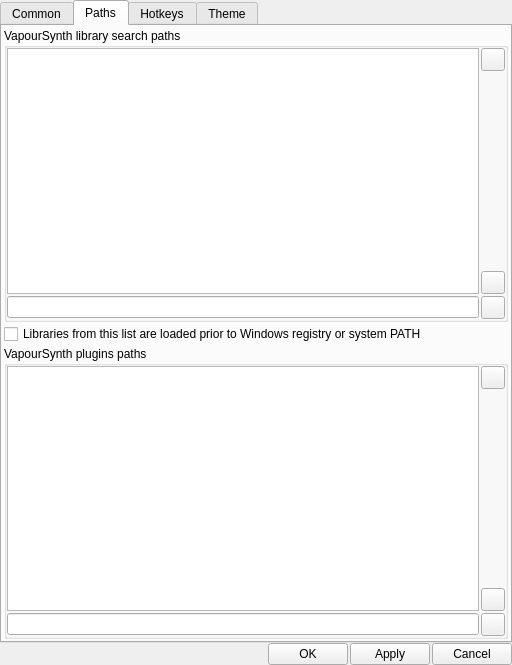
Before: the Qt Designer form vsedit/src/settings/settings_dialog.ui in YomikoR/VapourSynth-Editor, drawn with Qt 5.
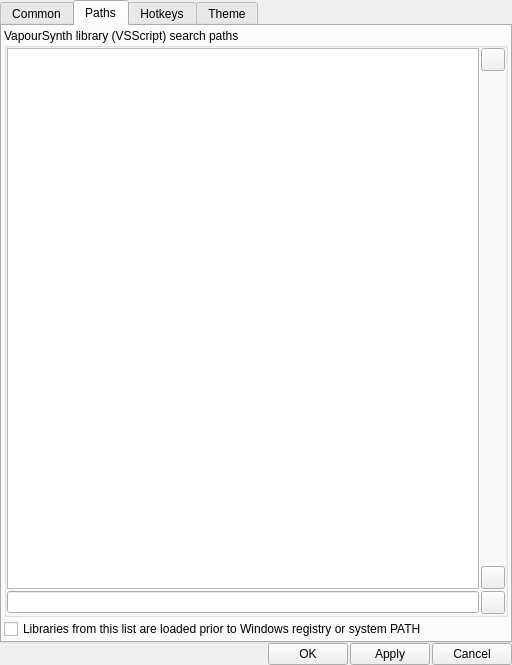
After: the same form once the commit is applied. The open tabs and pages were chosen to show the change.

Commit message: use vsscript library for plugin paths Loading a different vapoursynth library for plugin list before script evaluation causes script being evaluated with this vapoursynth library, which is never demanded

What changed in the file:
```diff
--- a/vsedit/src/settings/settings_dialog.ui
+++ b/vsedit/src/settings/settings_dialog.ui
@@ -367,7 +367,7 @@
        <item>
         <widget class="QGroupBox" name="vsLibraryPathsGroupBox">
          <property name="title">
-          <string>VapourSynth library search paths</string>
+          <string>VapourSynth library (VSScript) search paths</string>
          </property>
          <layout class="QGridLayout" name="gridLayout_2">
           <property name="leftMargin">
@@ -454,89 +454,6 @@
          </property>
         </widget>
        </item>
-       <item>
-        <widget class="QGroupBox" name="vsPluginsPathsGroupBox">
-         <property name="title">
-          <string>VapourSynth plugins paths</string>
-         </property>
-         <layout class="QGridLayout" name="gridLayout">
-          <property name="leftMargin">
-           <number>0</number>
-          </property>
-          <property name="topMargin">
-           <number>0</number>
-          </property>
-          <property name="rightMargin">
-           <number>0</number>
-          </property>
-          <property name="bottomMargin">
-           <number>0</number>
-          </property>
-          <property name="spacing">
-           <number>2</number>
-          </property>
-          <item row="0" column="0" rowspan="3">
-           <widget class="QListWidget" name="vsPluginsPathsListWidget">
-            <property name="horizontalScrollBarPolicy">
-             <enum>Qt::ScrollBarAlwaysOff</enum>
-            </property>
-            <property name="alternatingRowColors">
-             <bool>true</bool>
-            </property>
-            <property name="textElideMode">
-             <enum>Qt::ElideNone</enum>
-            </property>
-           </widget>
-          </item>
-          <item row="0" column="1">
-           <widget class="QToolButton" name="removeVSPluginsPathButton">
-            <property name="toolTip">
-             <string>Remove VapourSynth plugins path</string>
-            </property>
-            <property name="text">
-             <string/>
-            </property>
-           </widget>
-          </item>
-          <item row="1" column="1">
-           <spacer name="verticalSpacer_2">
-            <property name="orientation">
-             <enum>Qt::Vertical</enum>
-            </property>
-            <property name="sizeHint" stdset="0">
-             <size>
-              <width>20</width>
-              <height>124</height>
-             </size>
-            </property>
-           </spacer>
-          </item>
-          <item row="2" column="1">
-           <widget class="QToolButton" name="addVSPluginsPathButton">
-            <property name="toolTip">
-             <string>Add VapourSynth plugins path</string>
-            </property>
-            <property name="text">
-             <string/>
-            </property>
-           </widget>
-          </item>
-          <item row="3" column="0">
-           <widget class="QLineEdit" name="vsPluginsPathEdit"/>
-          </item>
-          <item row="3" column="1">
-           <widget class="QToolButton" name="selectVSPluginsPathButton">
-            <property name="toolTip">
-             <string>Select path</string>
-            </property>
-            <property name="text">
-             <string/>
-            </property>
-           </widget>
-          </item>
-         </layout>
-        </widget>
-       </item>
       </layout>
      </widget>
      <widget class="QWidget" name="hotkeysSettingsTab">
```
The commit also changes 7 other files.
